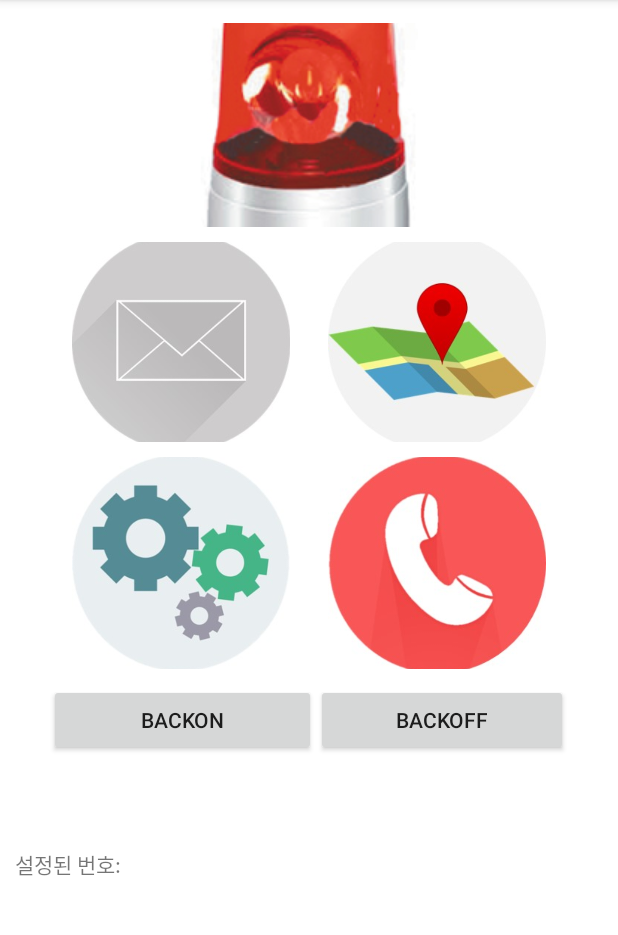
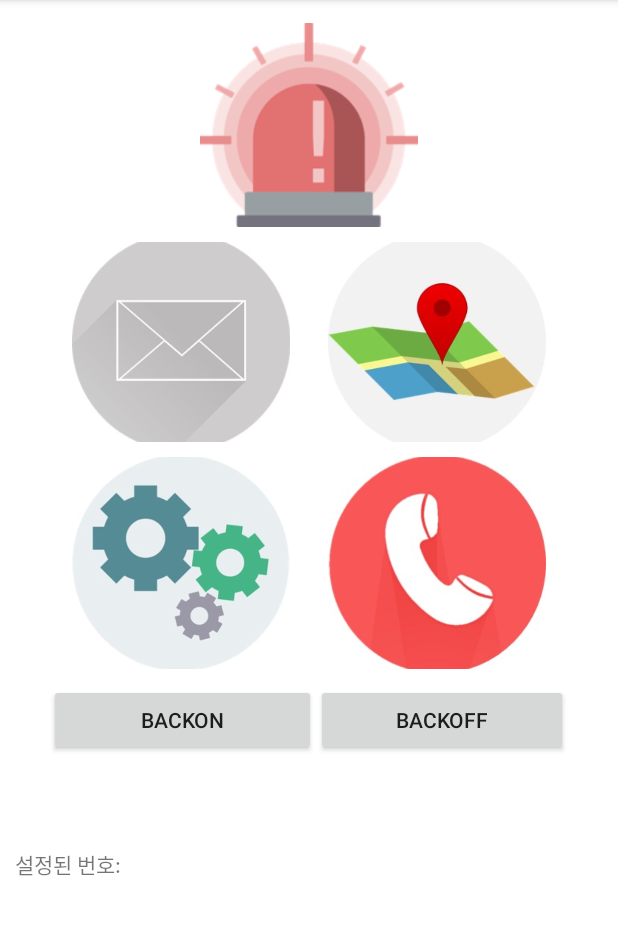
Before and after one commit to TaeHan-Ka/Android_2project, an Android app: the screen it shows after launch (Main), on a phone screen of 412 x 824 dp, the part 84-1019 px from its top. Run offline under Robolectric (Android 15) with nearby library versions, the phone set to English and light mode, and no system bars.

Commit message:
Update main.xml

```diff
--- a/app/src/main/res/layout/main.xml
+++ b/app/src/main/res/layout/main.xml
@@ -21,8 +21,8 @@
             android:layout_marginTop="15dp"
             android:background="#00ff0000"
             android:onClick="onClick"
-            android:scaleType="center"
-            app:srcCompat="@drawable/p"
+            android:scaleType="centerCrop"
+            app:srcCompat="@drawable/se"
             tools:layout_editor_absoluteX="55dp"
             tools:layout_editor_absoluteY="136dp" />
 
```
